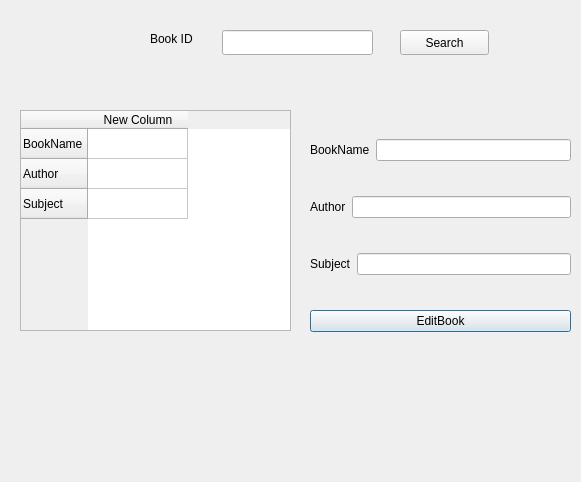
This is Login/window_editbook.ui in Nilsae/LibraryManagementSystem as Qt 5 draws it before an edit. The edited form follows.
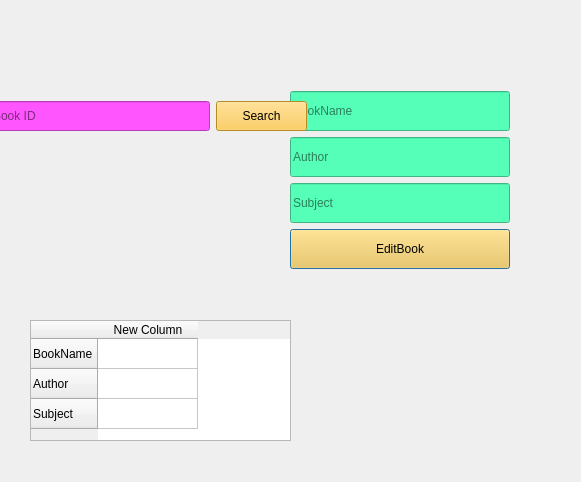
This is the edited form. Icons and pictures are not drawn.

What changed in the file:
```diff
--- a/Login/window_editbook.ui
+++ b/Login/window_editbook.ui
@@ -13,110 +13,13 @@
   <property name="windowTitle">
    <string>Dialog</string>
   </property>
-  <widget class="QWidget" name="layoutWidget">
-   <property name="geometry">
-    <rect>
-     <x>310</x>
-     <y>110</y>
-     <width>261</width>
-     <height>251</height>
-    </rect>
-   </property>
-   <layout class="QVBoxLayout" name="verticalLayout">
-    <item>
-     <layout class="QHBoxLayout" name="horizontalLayout">
-      <item>
-       <widget class="QLabel" name="label_BookName">
-        <property name="text">
-         <string>BookName</string>
-        </property>
-       </widget>
-      </item>
-      <item>
-       <widget class="QLineEdit" name="lineEdit_BookName"/>
-      </item>
-     </layout>
-    </item>
-    <item>
-     <layout class="QHBoxLayout" name="horizontalLayout_2">
-      <item>
-       <widget class="QLabel" name="label_AuthorName">
-        <property name="text">
-         <string>Author</string>
-        </property>
-       </widget>
-      </item>
-      <item>
-       <widget class="QLineEdit" name="lineEdit_AuthorName"/>
-      </item>
-     </layout>
-    </item>
-    <item>
-     <layout class="QHBoxLayout" name="horizontalLayout_3">
-      <item>
-       <widget class="QLabel" name="label_Subject">
-        <property name="text">
-         <string>Subject</string>
-        </property>
-       </widget>
-      </item>
-      <item>
-       <widget class="QLineEdit" name="lineEdit_Subject"/>
-      </item>
-     </layout>
-    </item>
-    <item>
-     <widget class="QPushButton" name="pushButton_EditBook">
-      <property name="text">
-       <string>EditBook</string>
-      </property>
-     </widget>
-    </item>
-   </layout>
-  </widget>
-  <widget class="QLineEdit" name="lineEdit_BookId">
-   <property name="geometry">
-    <rect>
-     <x>222</x>
-     <y>30</y>
-     <width>151</width>
-     <height>25</height>
-    </rect>
-   </property>
-  </widget>
-  <widget class="QLabel" name="label">
-   <property name="geometry">
-    <rect>
-     <x>150</x>
-     <y>30</y>
-     <width>67</width>
-     <height>17</height>
-    </rect>
-   </property>
-   <property name="text">
-    <string>Book ID</string>
-   </property>
-  </widget>
-  <widget class="QPushButton" name="pushButton_Search">
-   <property name="geometry">
-    <rect>
-     <x>400</x>
-     <y>30</y>
-     <width>89</width>
-     <height>25</height>
-    </rect>
-   </property>
-   <property name="text">
-    <string>Search</string>
-   </property>
-  </widget>
   <widget class="QTableWidget" name="tableWidget">
    <property name="geometry">
     <rect>
-     <x>20</x>
-     <y>110</y>
-     <width>271</width>
-     <height>221</height>
+     <x>30</x>
+     <y>320</y>
+     <width>261</width>
+     <height>121</height>
     </rect>
    </property>
    <row>
@@ -155,6 +58,135 @@
     </property>
    </item>
   </widget>
+  <widget class="QWidget" name="gridLayoutWidget_3">
+   <property name="geometry">
+    <rect>
+     <x>240</x>
+     <y>50</y>
+     <width>321</width>
+     <height>261</height>
+    </rect>
+   </property>
+   <layout class="QGridLayout" name="gridLayout_3">
+    <item row="0" column="0">
+     <layout class="QGridLayout" name="gridLayout">
+      <item row="4" column="0">
+       <widget class="QPushButton" name="pushButton_EditBook">
+        <property name="maximumSize">
+         <size>
+          <width>220</width>
+          <height>40</height>
+         </size>
+        </property>
+        <property name="styleSheet">
+         <string notr="true">background-color: rgb(255, 195, 55);</string>
+        </property>
+        <property name="text">
+         <string>EditBook</string>
+        </property>
+       </widget>
+      </item>
+      <item row="1" column="0">
+       <widget class="QLineEdit" name="lineEdit_BookName">
+        <property name="maximumSize">
+         <size>
+          <width>220</width>
+          <height>40</height>
+         </size>
+        </property>
+        <property name="styleSheet">
+         <string notr="true">background-color: rgb(85, 255, 184);</string>
+        </property>
+        <property name="placeholderText">
+         <string>BookName</string>
+        </property>
+       </widget>
+      </item>
+      <item row="3" column="0">
+       <widget class="QLineEdit" name="lineEdit_Subject">
+        <property name="maximumSize">
+         <size>
+          <width>220</width>
+          <height>40</height>
+         </size>
+        </property>
+        <property name="styleSheet">
+         <string notr="true">background-color: rgb(85, 255, 184);</string>
+        </property>
+        <property name="placeholderText">
+         <string>Subject</string>
+        </property>
+       </widget>
+      </item>
+      <item row="2" column="0">
+       <widget class="QLineEdit" name="lineEdit_AuthorName">
+        <property name="maximumSize">
+         <size>
+          <width>220</width>
+          <height>40</height>
+         </size>
+        </property>
+        <property name="styleSheet">
+         <string notr="true">background-color: rgb(85, 255, 184);
+</string>
+        </property>
+        <property name="placeholderText">
+         <string>Author</string>
+        </property>
+       </widget>
+      </item>
+     </layout>
+    </item>
+   </layout>
+  </widget>
+  <widget class="QWidget" name="gridLayoutWidget_2">
+   <property name="geometry">
+    <rect>
+     <x>-10</x>
+     <y>80</y>
+     <width>317</width>
+     <height>73</height>
+    </rect>
+   </property>
+   <layout class="QGridLayout" name="gridLayout_2">
+    <item row="0" column="0">
+     <widget class="QLineEdit" name="lineEdit_BookId">
+      <property name="maximumSize">
+       <size>
+        <width>220</width>
+        <height>40</height>
+       </size>
+      </property>
+      <property name="styleSheet">
+       <string notr="true">background-color: rgb(255, 85, 255);</string>
+      </property>
+      <property name="placeholderText">
+       <string>Book ID</string>
+      </property>
+     </widget>
+    </item>
+    <item row="0" column="1">
+     <widget class="QPushButton" name="pushButton_Search">
+      <property name="maximumSize">
+       <size>
+        <width>110</width>
+        <height>30</height>
+       </size>
+      </property>
+      <property name="styleSheet">
+       <string notr="true">background-color: rgb(255, 195, 55);</string>
+      </property>
+      <property name="text">
+       <string>Search</string>
+      </property>
+      <property name="icon">
+       <iconset resource="image.qrc">
+        <normaloff>:/img/img/icons8-search-24 (1).png</normaloff>:/img/img/icons8-search-24 (1).png</iconset>
+      </property>
+     </widget>
+    </item>
+   </layout>
+  </widget>
  </widget>
  <resources/>
  <connections/>
```
Left out of the diff: 4 changed lines with no effect on the pictures.
